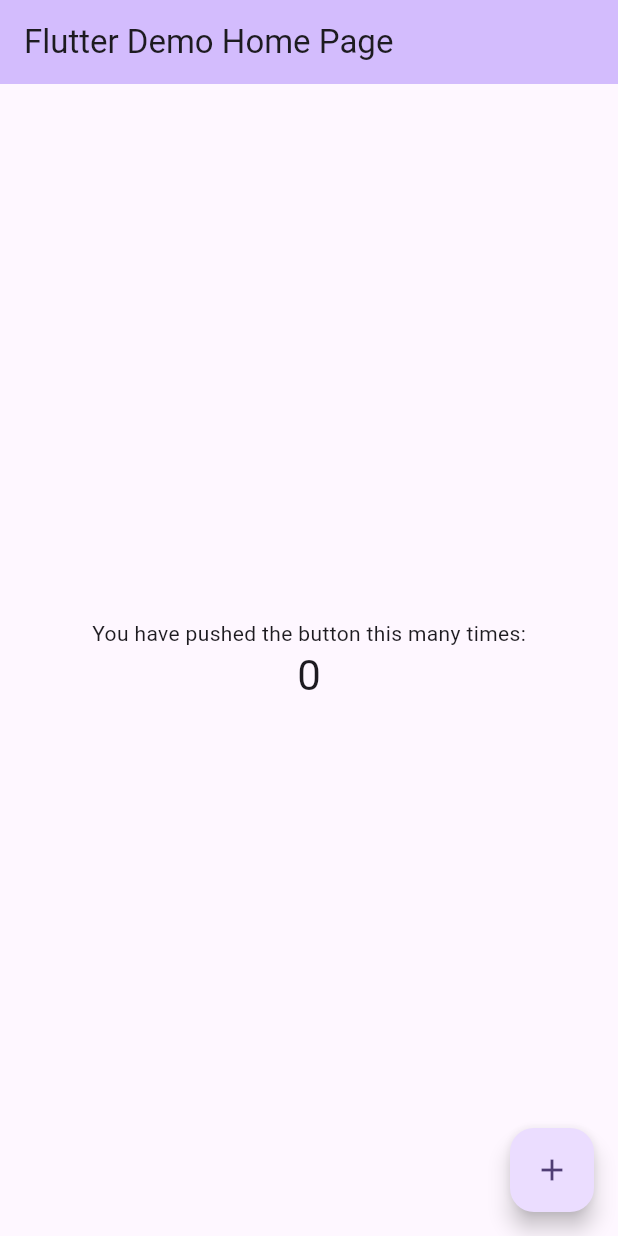
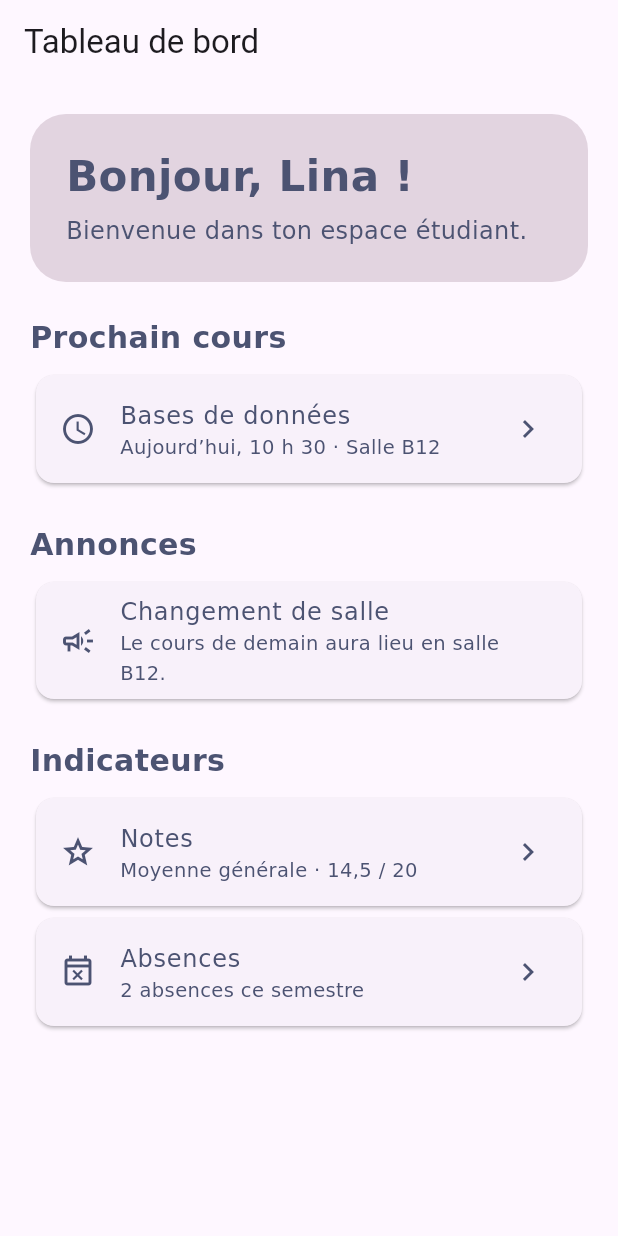
Before and after one commit to Khadijazourdane/UNIVERSITY-LIFE, a Flutter app: the screen it shows after launch, on a phone screen of 412 x 824 dp. Run offline on Flutter 3.47's test engine with Material 3 defaults, Android fonts, the phone set to English and light mode, and no system bars; our stand-ins replace dio.

Commit message:
Ajoute l'espace étudiant et son API locale

```diff
--- /dev/null
+++ b/lib/features/student/dashboard/screens/student_dashboard_screen.dart
@@ -0,0 +1,119 @@
+import 'package:flutter/material.dart';
+import 'package:university_life/core/theme/app_colors.dart';
+import 'package:university_life/core/theme/app_dimensions.dart';
+import 'package:university_life/core/theme/app_text_styles.dart';
+import 'package:university_life/features/student/absences/screens/absences_screen.dart';
+import 'package:university_life/features/student/grades/screens/grades_screen.dart';
+import 'package:university_life/features/student/timetable/screens/timetable_screen.dart';
+
+class StudentDashboardScreen extends StatelessWidget {
+  const StudentDashboardScreen({super.key});
+
+  @override
+  Widget build(BuildContext context) {
+    return Scaffold(
+      appBar: AppBar(title: const Text('Tableau de bord')),
+      body: ListView(
+        padding: const EdgeInsets.all(AppDimensions.space20),
+        children: [
+          Container(
+            padding: const EdgeInsets.all(AppDimensions.space24),
+            decoration: BoxDecoration(
+              color: AppColors.powderLilac,
+              borderRadius: BorderRadius.circular(
+                AppDimensions.bannerRadiusMinimum,
+              ),
+            ),
+            child: const Column(
+              crossAxisAlignment: CrossAxisAlignment.start,
+              children: [
+                Text('Bonjour, Lina !', style: AppTextStyles.pageTitle),
+                SizedBox(height: AppDimensions.space8),
+                Text(
+                  'Bienvenue dans ton espace étudiant.',
+                  style: AppTextStyles.body,
+                ),
+              ],
+            ),
+          ),
+          const SizedBox(height: AppDimensions.space24),
+          const Text('Prochain cours', style: AppTextStyles.sectionTitle),
+          const SizedBox(height: AppDimensions.space8),
+          Card(
+            child: ListTile(
+              leading: const Icon(Icons.schedule, color: AppColors.slate),
+              title: const Text('Bases de données', style: AppTextStyles.body),
+              subtitle: const Text(
+                'Aujourd’hui, 10 h 30 · Salle B12',
+                style: AppTextStyles.compactBody,
+              ),
+              trailing: const Icon(Icons.chevron_right, color: AppColors.slate),
+              onTap: () {
+                Navigator.of(context).push(
+                  MaterialPageRoute<void>(
+                    builder: (context) => const TimetableScreen(),
+                  ),
+                );
+              },
+            ),
+          ),
+          const SizedBox(height: AppDimensions.space24),
+          const Text('Annonces', style: AppTextStyles.sectionTitle),
+          const SizedBox(height: AppDimensions.space8),
+          const Card(
+            child: ListTile(
+              leading: Icon(Icons.campaign_outlined, color: AppColors.slate),
+              title: Text('Changement de salle', style: AppTextStyles.body),
+              subtitle: Text(
+                'Le cours de demain aura lieu en salle B12.',
+                style: AppTextStyles.compactBody,
+              ),
+            ),
+          ),
+          const SizedBox(height: AppDimensions.space24),
+          const Text('Indicateurs', style: AppTextStyles.sectionTitle),
+          const SizedBox(height: AppDimensions.space8),
+          Card(
+            child: ListTile(
+              leading: const Icon(Icons.grade_outlined, color: AppColors.slate),
+              title: const Text('Notes', style: AppTextStyles.body),
+              subtitle: const Text(
+                'Moyenne générale · 14,5 / 20',
+                style: AppTextStyles.compactBody,
+              ),
+              trailing: const Icon(Icons.chevron_right, color: AppColors.slate),
+              onTap: () {
+                Navigator.of(context).push(
+                  MaterialPageRoute<void>(
+                    builder: (context) => const GradesScreen(),
+                  ),
+                );
+              },
+            ),
+          ),
+          Card(
+            child: ListTile(
+              leading: const Icon(
+                Icons.event_busy_outlined,
+                color: AppColors.slate,
+              ),
+              title: const Text('Absences', style: AppTextStyles.body),
+              subtitle: const Text(
+                '2 absences ce semestre',
+                style: AppTextStyles.compactBody,
+              ),
+              trailing: const Icon(Icons.chevron_right, color: AppColors.slate),
+              onTap: () {
+                Navigator.of(context).push(
+                  MaterialPageRoute<void>(
+                    builder: (context) => const AbsencesScreen(),
+                  ),
+                );
+              },
+            ),
+          ),
+        ],
+      ),
+    );
+  }
+}
--- a/lib/main.dart
+++ b/lib/main.dart
@@ -1,5 +1,5 @@
 import 'package:flutter/material.dart';
-
+import 'features/student/dashboard/screens/student_dashboard_screen.dart';
 void main() {
   runApp(const MyApp());
 }
@@ -30,7 +30,7 @@ class MyApp extends StatelessWidget {
         // tested with just a hot reload.
         colorScheme: .fromSeed(seedColor: Colors.deepPurple),
       ),
-      home: const MyHomePage(title: 'Flutter Demo Home Page'),
+      home: const StudentDashboardScreen(),
     );
   }
 }
```
Also changed, not shown: lib/features/student/absences/models/absence_model.dart (added, +11 -0 lines), lib/features/student/absences/screens/absences_screen.dart (added, +93 -0 lines), lib/features/student/absences/services/absences_service.dart (added, +34 -0 lines), lib/features/student/grades/models/grade_model.dart (added, +9 -0 lines), lib/features/student/grades/screens/grades_screen.dart (added, +95 -0 lines), lib/features/student/grades/services/grades_service.dart (added, +29 -0 lines), lib/features/student/timetable/models/session_model.dart (added, +15 -0 lines), lib/features/student/timetable/screens/timetable_screen.dart (added, +145 -0 lines), lib/features/student/timetable/services/timetable_service.dart (added, +36 -0 lines), 2 other files.
